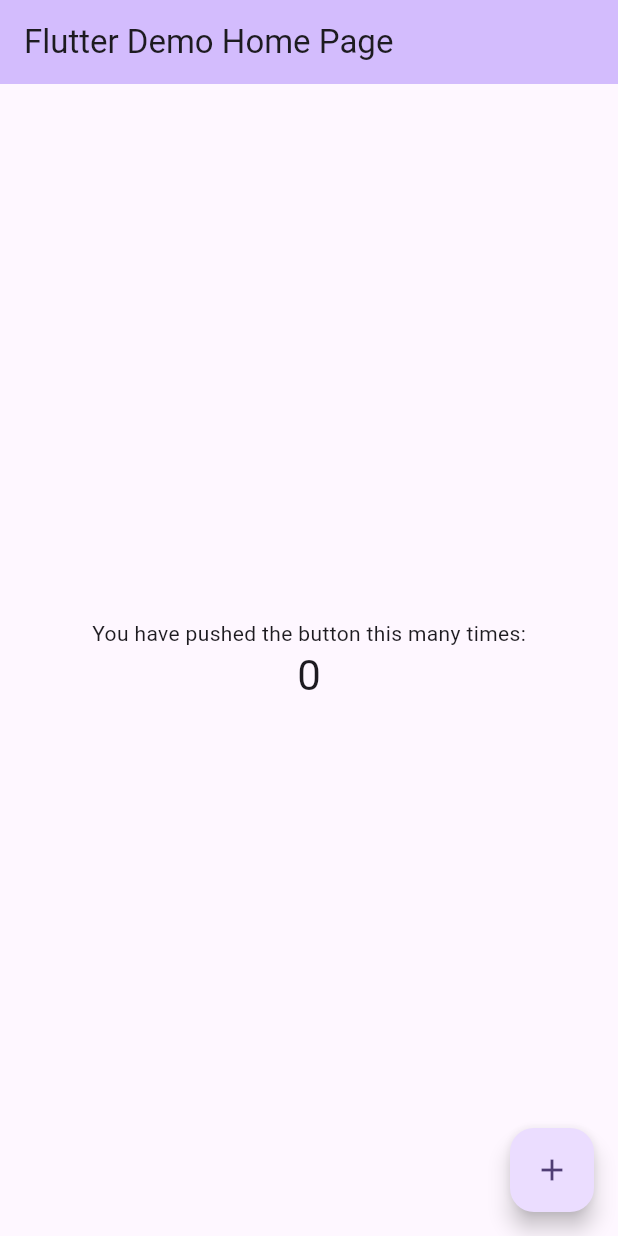
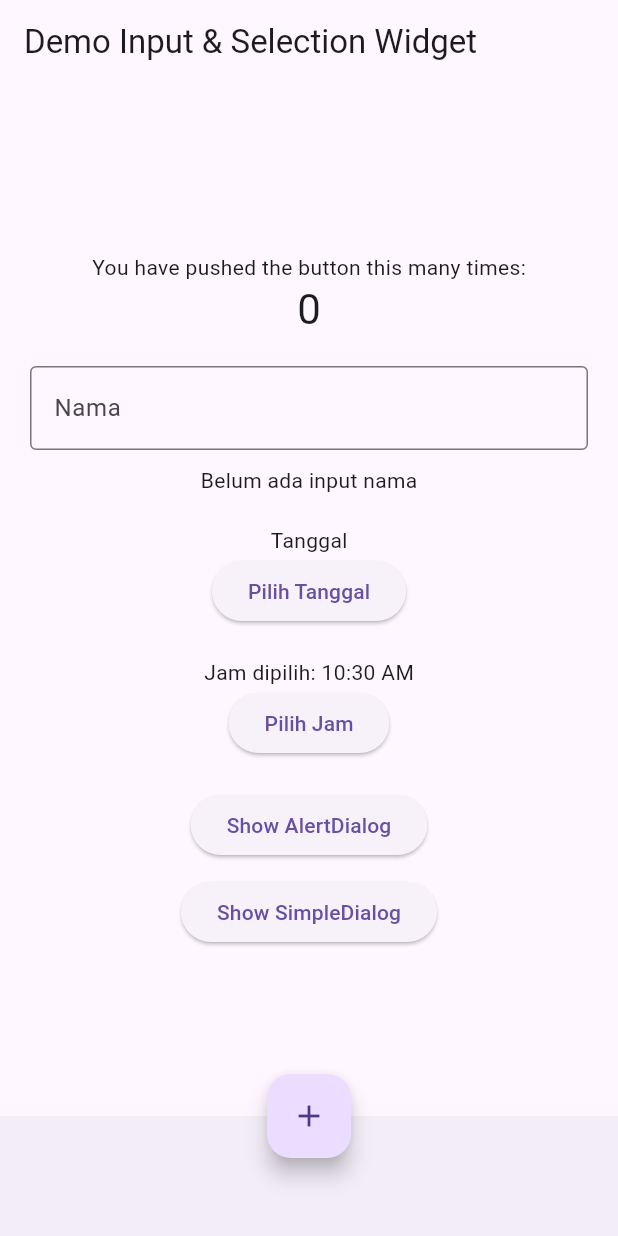
Before and after one commit to flywithsaturn/flutter-fundamental, a Flutter app: the screen it shows after launch, on a phone screen of 412 x 824 dp. Run offline on Flutter 3.47's test engine with Material 3 defaults, Android fonts, the phone set to English and light mode, and no system bars.

Commit message:
Praktikum 4 Menerapkan Widget Dasar & Praktikum 5 Menerapkan Widget Material Design dan iOS Cupertino (Jobsheet 5)

```diff
--- /dev/null
+++ b/lib/basic_widgets/fab_widget.dart
@@ -0,0 +1,20 @@
+import 'package:flutter/material.dart';
+
+class FabWidget extends StatelessWidget {
+  const FabWidget({super.key});
+
+  @override
+  Widget build(BuildContext context) {
+    return MaterialApp(
+      home: Scaffold(
+        floatingActionButton: FloatingActionButton(
+          onPressed: () {
+            // Add your onPressed code here!
+          },
+          backgroundColor: Colors.pink,
+          child: const Icon(Icons.thumb_up),
+        ),
+      ),
+    );
+  }
+}
--- /dev/null
+++ b/lib/basic_widgets/loading_cupertino.dart
@@ -0,0 +1,25 @@
+import 'package:flutter/material.dart';
+import 'package:flutter/cupertino.dart';
+
+class LoadingCupertino extends StatelessWidget {
+  const LoadingCupertino({super.key});
+
+  @override
+  Widget build(BuildContext context) {
+    return MaterialApp(
+      home: Container(
+        margin: const EdgeInsets.only(top: 30),
+        color: Colors.white,
+        child: Column(
+          children: <Widget>[
+            CupertinoButton(
+              child: const Text("Contoh button"),
+              onPressed: () {},
+            ),
+            const CupertinoActivityIndicator(),
+          ],
+        ),
+      ),
+    );
+  }
+}
--- /dev/null
+++ b/lib/basic_widgets/text_widget.dart
@@ -0,0 +1,14 @@
+import 'package:flutter/material.dart';
+
+class MyTextWidget extends StatelessWidget {
+  const MyTextWidget({Key? key}) : super(key: key);
+
+  @override
+  Widget build(BuildContext context) {
+    return const Text(
+      "Nama saya Satrio Wisnu Adi Pratama, sedang belajar Pemrograman Mobile",
+      style: TextStyle(color: Colors.red, fontSize: 14),
+      textAlign: TextAlign.center,
+    );
+  }
+}
--- a/lib/main.dart
+++ b/lib/main.dart
@@ -1,3 +1,4 @@
+import 'dart:async';
 import 'package:flutter/material.dart';
 
 void main() {
@@ -5,47 +6,21 @@ void main() {
 }
 
 class MyApp extends StatelessWidget {
-  const MyApp({super.key});
+  const MyApp({Key? key}) : super(key: key);
 
-  // This widget is the root of your application.
+  // Root aplikasi
   @override
   Widget build(BuildContext context) {
     return MaterialApp(
-      title: 'Flutter Demo',
-      theme: ThemeData(
-        // This is the theme of your application.
-        //
-        // TRY THIS: Try running your application with "flutter run". You'll see
-        // the application has a purple toolbar. Then, without quitting the app,
-        // try changing the seedColor in the colorScheme below to Colors.green
-        // and then invoke "hot reload" (save your changes or press the "hot
-        // reload" button in a Flutter-supported IDE, or press "r" if you used
-        // the command line to start the app).
-        //
-        // Notice that the counter didn't reset back to zero; the application
-        // state is not lost during the reload. To reset the state, use hot
-        // restart instead.
-        //
-        // This works for code too, not just values: Most code changes can be
-        // tested with just a hot reload.
-        colorScheme: ColorScheme.fromSeed(seedColor: Colors.deepPurple),
-      ),
-      home: const MyHomePage(title: 'Flutter Demo Home Page'),
+      title: 'Flutter Demo Input Widget',
+      theme: ThemeData(primarySwatch: Colors.red),
+      home: const MyHomePage(title: 'Demo Input & Selection Widget'),
     );
   }
 }
 
 class MyHomePage extends StatefulWidget {
-  const MyHomePage({super.key, required this.title});
-
-  // This widget is the home page of your application. It is stateful, meaning
-  // that it has a State object (defined below) that contains fields that affect
-  // how it looks.
-
-  // This class is the configuration for the state. It holds the values (in this
-  // case the title) provided by the parent (in this case the App widget) and
-  // used by the build method of the State. Fields in a Widget subclass are
-  // always marked "final".
+  const MyHomePage({Key? key, required this.title}) : super(key: key);
 
   final String title;
 
@@ -55,53 +30,115 @@ class MyHomePage extends StatefulWidget {
 
 class _MyHomePageState extends State<MyHomePage> {
   int _counter = 0;
+  String? nama;
+
+  // Variabel untuk Date & Time Picker
+  DateTime selectedDate = DateTime.now();
+  TimeOfDay selectedTime = TimeOfDay.now();
 
   void _incrementCounter() {
     setState(() {
-      // This call to setState tells the Flutter framework that something has
-      // changed in this State, which causes it to rerun the build method below
-      // so that the display can reflect the updated values. If we changed
-      // _counter without calling setState(), then the build method would not be
-      // called again, and so nothing would appear to happen.
       _counter++;
     });
   }
 
+  // Fungsi menampilkan AlertDialog
+  void _showAlertDialog() {
+    showDialog(
+      context: context,
+      builder: (BuildContext context) {
+        return AlertDialog(
+          title: const Text("Konfirmasi"),
+          content: const Text("Apakah kamu yakin ingin reset counter?"),
+          actions: [
+            TextButton(
+              child: const Text("Batal"),
+              onPressed: () => Navigator.pop(context),
+            ),
+            TextButton(
+              child: const Text("Reset"),
+              onPressed: () {
+                setState(() {
+                  _counter = 0;
+                });
+                Navigator.pop(context);
+              },
+            ),
+          ],
+        );
+      },
+    );
+  }
+
+  // Fungsi menampilkan SimpleDialog
+  void _showSimpleDialog() {
+    showDialog(
+      context: context,
+      builder: (BuildContext context) {
+        return SimpleDialog(
+          title: const Text("Pilih opsi"),
+          children: [
+            SimpleDialogOption(
+              onPressed: () {
+                setState(() {
+                  _counter += 5;
+                });
+                Navigator.pop(context);
+              },
+              child: const Text("Tambah 5"),
+            ),
+            SimpleDialogOption(
+              onPressed: () {
+                setState(() {
+                  _counter += 10;
+                });
+                Navigator.pop(context);
+              },
+              child: const Text("Tambah 10"),
+            ),
+          ],
+        );
+      },
+    );
+  }
+
+  // Fungsi Date Picker
+  Future<void> _selectDate(BuildContext context) async {
+    final DateTime? picked = await showDatePicker(
+      context: context,
+      initialDate: selectedDate,
+      firstDate: DateTime(2015, 8),
+      lastDate: DateTime(2101),
+    );
+    if (picked != null && picked != selectedDate) {
+      setState(() {
+        selectedDate = picked;
+      });
+    }
+  }
+
+  // Fungsi Time Picker
+  Future<void> _selectTime(BuildContext context) async {
+    final TimeOfDay? picked = await showTimePicker(
+      context: context,
+      initialTime: selectedTime,
+    );
+    if (picked != null && picked != selectedTime) {
+      setState(() {
+        selectedTime = picked;
+      });
+    }
+  }
+
   @override
   Widget build(BuildContext context) {
-    // This method is rerun every time setState is called, for instance as done
-    // by the _incrementCounter method above.
-    //
-    // The Flutter framework has been optimized to make rerunning build methods
-    // fast, so that you can just rebuild anything that needs updating rather
-    // than having to individually change instances of widgets.
     return Scaffold(
-      appBar: AppBar(
-        // TRY THIS: Try changing the color here to a specific color (to
-        // Colors.amber, perhaps?) and trigger a hot reload to see the AppBar
-        // change color while the other colors stay the same.
-        backgroundColor: Theme.of(context).colorScheme.inversePrimary,
-        // Here we take the value from the MyHomePage object that was created by
-        // the App.build method, and use it to set our appbar title.
-        title: Text(widget.title),
-      ),
+      appBar: AppBar(title: Text(widget.title)),
+
       body: Center(
-        // Center is a layout widget. It takes a single child and positions it
-        // in the middle of the parent.
+        child: SingleChildScrollView(
+          padding: const EdgeInsets.all(20),
           child: Column(
-          // Column is also a layout widget. It takes a list of children and
-          // arranges them vertically. By default, it sizes itself to fit its
-          // children horizontally, and tries to be as tall as its parent.
-          //
-          // Column has various properties to control how it sizes itself and
-          // how it positions its children. Here we use mainAxisAlignment to
-          // center the children vertically; the main axis here is the vertical
-          // axis because Columns are vertical (the cross axis would be
-          // horizontal).
-          //
-          // TRY THIS: Invoke "debug painting" (choose the "Toggle Debug Paint"
-          // action in the IDE, or press "p" in the console), to see the
-          // wireframe for each widget.
             mainAxisAlignment: MainAxisAlignment.center,
             children: <Widget>[
               const Text('You have pushed the button this many times:'),
@@ -109,14 +146,67 @@ class _MyHomePageState extends State<MyHomePage> {
                 '$_counter',
                 style: Theme.of(context).textTheme.headlineMedium,
               ),
+
+              const SizedBox(height: 20),
+
+              // TextField input
+              TextField(
+                decoration: const InputDecoration(
+                  border: OutlineInputBorder(),
+                  labelText: 'Nama',
+                ),
+                onChanged: (val) {
+                  setState(() {
+                    nama = val;
+                  });
+                },
+              ),
+              const SizedBox(height: 10),
+              Text(nama == null ? "Belum ada input nama" : "Nama: $nama"),
+
+              const SizedBox(height: 20),
+
+              // Date Picker
+              Text("Tanggal dipilih: ${selectedDate.toLocal()}".split(' ')[0]),
+              ElevatedButton(
+                onPressed: () => _selectDate(context),
+                child: const Text("Pilih Tanggal"),
+              ),
+
+              const SizedBox(height: 20),
+
+              // Time Picker
+              Text("Jam dipilih: ${selectedTime.format(context)}"),
+              ElevatedButton(
+                onPressed: () => _selectTime(context),
+                child: const Text("Pilih Jam"),
+              ),
+
+              const SizedBox(height: 20),
+              ElevatedButton(
+                onPressed: _showAlertDialog,
+                child: const Text("Show AlertDialog"),
+              ),
+              const SizedBox(height: 10),
+              ElevatedButton(
+                onPressed: _showSimpleDialog,
+                child: const Text("Show SimpleDialog"),
+              ),
             ],
           ),
         ),
+      ),
+
+      bottomNavigationBar: BottomAppBar(
+        child: Container(height: 50.0),
+      ),
+
       floatingActionButton: FloatingActionButton(
         onPressed: _incrementCounter,
-        tooltip: 'Increment',
+        tooltip: 'Increment Counter',
         child: const Icon(Icons.add),
-      ), // This trailing comma makes auto-formatting nicer for build methods.
+      ),
+      floatingActionButtonLocation: FloatingActionButtonLocation.centerDocked,
     );
   }
 }
--- a/pubspec.yaml
+++ b/pubspec.yaml
@@ -2,7 +2,7 @@ name: hello_world
 description: "A new Flutter project."
 # The following line prevents the package from being accidentally published to
 # pub.dev using `flutter pub publish`. This is preferred for private packages.
-publish_to: 'none' # Remove this line if you wish to publish to pub.dev
+publish_to: "none" # Remove this line if you wish to publish to pub.dev
 
 # The following defines the version and build number for your application.
 # A version number is three numbers separated by dots, like 1.2.43
@@ -51,11 +51,13 @@ dev_dependencies:
 
 # The following section is specific to Flutter packages.
 flutter:
-
   # The following line ensures that the Material Icons font is
   # included with your application, so that you can use the icons in
   # the material Icons class.
+
   uses-material-design: true
+  assets:
+    - assets/logo_polinema.png
 
   # To add assets to your application, add an assets section, like this:
   # assets:
```
Also changed, not shown: lib/basic_widgets/image_widget.dart (added, +10 -0 lines), assets/logo_polinema.png (added), images/01.png (added), 1 other file. Lines whose indentation alone changed are shown as unchanged.
